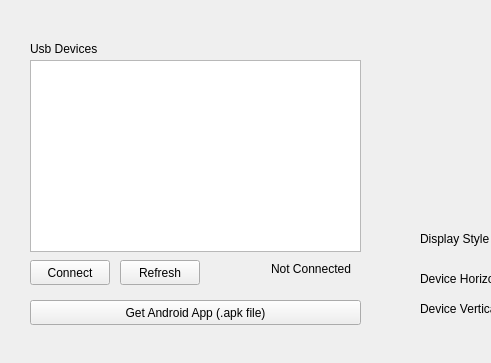
This is virtual-pen-linux-host/mainwindow.ui in fukiame/virtualpen-touch-but-i-ruined-everything as Qt 5 draws it before an edit; both pictures show x 0 to 491 and y 0 to 363 of the 803 by 363 pixel window. The edited form follows.
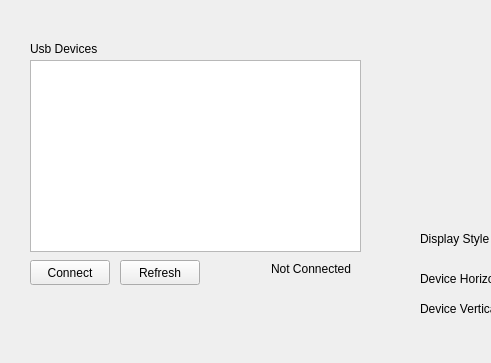
This is the edited form. Icons and pictures are not drawn.

Commit message: host: kill "Get Android App" (.apk file)" button

Diff of the .ui file:
```diff
--- a/virtual-pen-linux-host/mainwindow.ui
+++ b/virtual-pen-linux-host/mainwindow.ui
@@ -202,19 +202,6 @@
      <set>Qt::AlignmentFlag::AlignLeading|Qt::AlignmentFlag::AlignLeft|Qt::AlignmentFlag::AlignVCenter</set>
     </property>
    </widget>
-   <widget class="QPushButton" name="connectUsbButton_2">
-    <property name="geometry">
-     <rect>
-      <x>30</x>
-      <y>300</y>
-      <width>331</width>
-      <height>25</height>
-     </rect>
-    </property>
-    <property name="text">
-     <string>Get Android App (.apk file)</string>
-    </property>
-   </widget>
   </widget>
   <widget class="QStatusBar" name="statusbar"/>
  </widget>
```
The commit also changes 2 other files.
